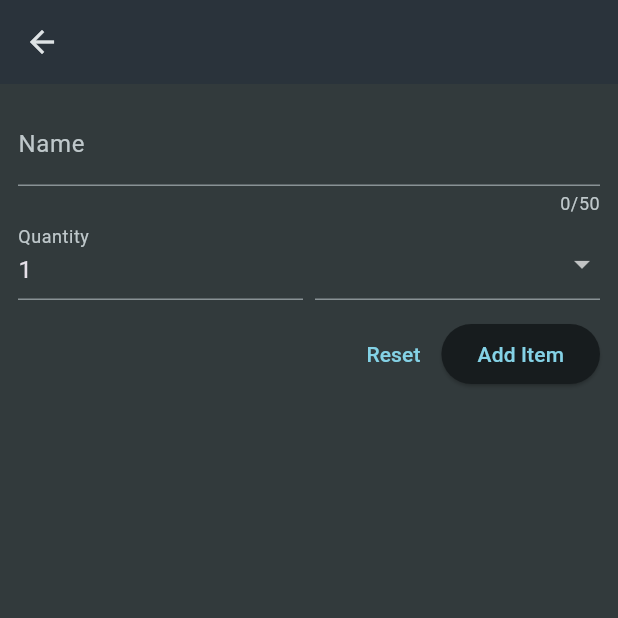
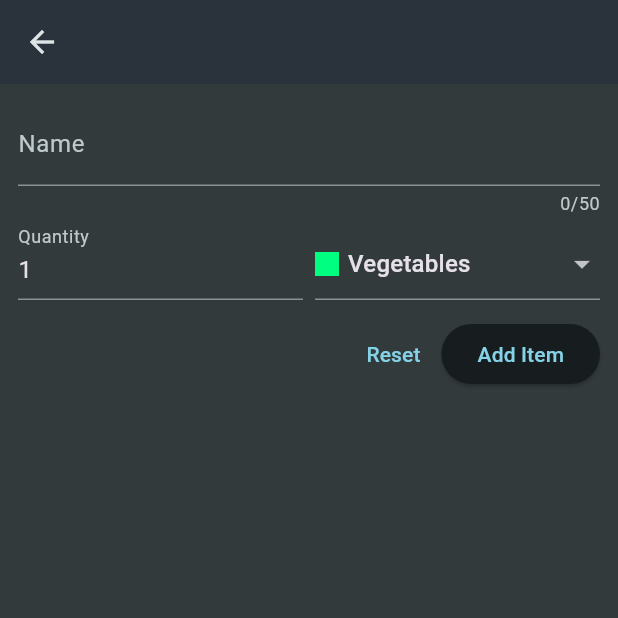
Before and after one commit to evanz1215/flutter_shopping_list, a Flutter app: the screen it shows after launch, after a tap on the "add" icon, on a phone screen of 412 x 824 dp, the top half of it. Run offline on Flutter 3.47's test engine with Material 3 defaults, Android fonts, the phone set to English and light mode, and no system bars.

Commit message:
Refactor GroceryList and NewItem widgets

```diff
--- a/lib/widgets/grocery_list.dart
+++ b/lib/widgets/grocery_list.dart
@@ -1,5 +1,5 @@
 import 'package:flutter/material.dart';
-import 'package:flutter_shopping_list/data/dummy_items.dart';
+import 'package:flutter_shopping_list/models/crocery_item.dart';
 import 'package:flutter_shopping_list/widgets/new_item.dart';
 
 class GroceryList extends StatefulWidget {
@@ -10,16 +10,57 @@ class GroceryList extends StatefulWidget {
 }
 
 class _GroceryListState extends State<GroceryList> {
-  void _addNeItem() {
-    Navigator.of(context).push(
+  final List<GroceryItem> _groceryItems = [];
+
+  void _addNeItem() async {
+    final newItem = await Navigator.of(context).push(
       MaterialPageRoute(
         builder: (ctx) => const NewItem(),
       ),
     );
+
+    if (newItem == null) {
+      return;
+    }
+
+    setState(() {
+      _groceryItems.add(newItem);
+    });
+  }
+
+  void _removeItem(GroceryItem item) {
+    setState(() {
+      _groceryItems.remove(item);
+    });
   }
 
   @override
   Widget build(BuildContext context) {
+    Widget content = const Center(
+      child: Text('No items yet! Add some!'),
+    );
+
+    if (_groceryItems.isNotEmpty) {
+      content = ListView.builder(
+        itemCount: _groceryItems.length,
+        itemBuilder: (ctx, index) => Dismissible(
+          onDismissed: (direction) {
+            _removeItem(_groceryItems[index]);
+          },
+          key: ValueKey(_groceryItems[index].id),
+          child: ListTile(
+            title: Text(_groceryItems[index].name),
+            leading: Container(
+              width: 24,
+              height: 24,
+              color: _groceryItems[index].category.color,
+            ),
+            trailing: Text(_groceryItems[index].quantity.toString()),
+          ),
+        ),
+      );
+    } else {}
+
     return Scaffold(
       appBar: AppBar(
         title: const Text('Your Groceries'),
@@ -30,18 +71,7 @@ class _GroceryListState extends State<GroceryList> {
           )
         ],
       ),
-      body: ListView.builder(
-        itemCount: groceryItems.length,
-        itemBuilder: (ctx, index) => ListTile(
-          title: Text(groceryItems[index].name),
-          leading: Container(
-            width: 24,
-            height: 24,
-            color: groceryItems[index].category.color,
-          ),
-          trailing: Text(groceryItems[index].quantity.toString()),
-        ),
-      ),
+      body: content,
     );
   }
 }
--- a/lib/widgets/new_item.dart
+++ b/lib/widgets/new_item.dart
@@ -1,7 +1,7 @@
-import 'package:flutter/cupertino.dart';
 import 'package:flutter/material.dart';
-import 'package:flutter/widgets.dart';
 import 'package:flutter_shopping_list/data/categories.dart';
+import 'package:flutter_shopping_list/models/category.dart';
+import 'package:flutter_shopping_list/models/crocery_item.dart';
 
 class NewItem extends StatefulWidget {
   const NewItem({super.key});
@@ -12,9 +12,20 @@ class NewItem extends StatefulWidget {
 
 class _NewItemState extends State<NewItem> {
   final _formKey = GlobalKey<FormState>();
+  var _enteredName = '';
+  var _enteredQuantity = 1;
+  var _selectedCategory = categories[Categories.vegetables]!;
 
   void _saveItem() {
-    _formKey.currentState!.validate();
+    if (_formKey.currentState!.validate()) {
+      _formKey.currentState!.save();
+      Navigator.of(context).pop(GroceryItem(
+        id: DateTime.now().toString(),
+        name: _enteredName,
+        quantity: _enteredQuantity,
+        category: _selectedCategory,
+      ));
+    }
   }
 
   @override
@@ -39,6 +50,9 @@ class _NewItemState extends State<NewItem> {
                   }
                   return null;
                 },
+                onSaved: (value) {
+                  _enteredName = value!;
+                },
               ), // instead of TextField()
               Row(
                 crossAxisAlignment: CrossAxisAlignment.end,
@@ -49,7 +63,10 @@ class _NewItemState extends State<NewItem> {
                         label: Text('Quantity'),
                       ),
                       keyboardType: TextInputType.number,
-                      initialValue: "1",
+                      initialValue: _enteredQuantity.toString(),
+                      onSaved: (value) {
+                        _enteredQuantity = int.parse(value!);
+                      },
                       validator: (value) {
                         // 表單驗證
                         if (value == null || value.isEmpty || int.tryParse(value) == null || int.tryParse(value)! <= 0) {
@@ -61,7 +78,9 @@ class _NewItemState extends State<NewItem> {
                   ),
                   const SizedBox(width: 8),
                   Expanded(
-                    child: DropdownButtonFormField(items: [
+                    child: DropdownButtonFormField(
+                        value: _selectedCategory,
+                        items: [
                           for (final category in categories.entries)
                             DropdownMenuItem(
                               // key: ValueKey(category.value),
@@ -78,7 +97,12 @@ class _NewItemState extends State<NewItem> {
                                 ],
                               ),
                             )
-                    ], onChanged: (value) {}),
+                        ],
+                        onChanged: (value) {
+                          setState(() {
+                            _selectedCategory = value!; // 因為selected category是可以被看見的，所以要用setState
+                          });
+                        }),
                   )
                 ],
               ),
```
Lines whose indentation alone changed are shown as unchanged.
